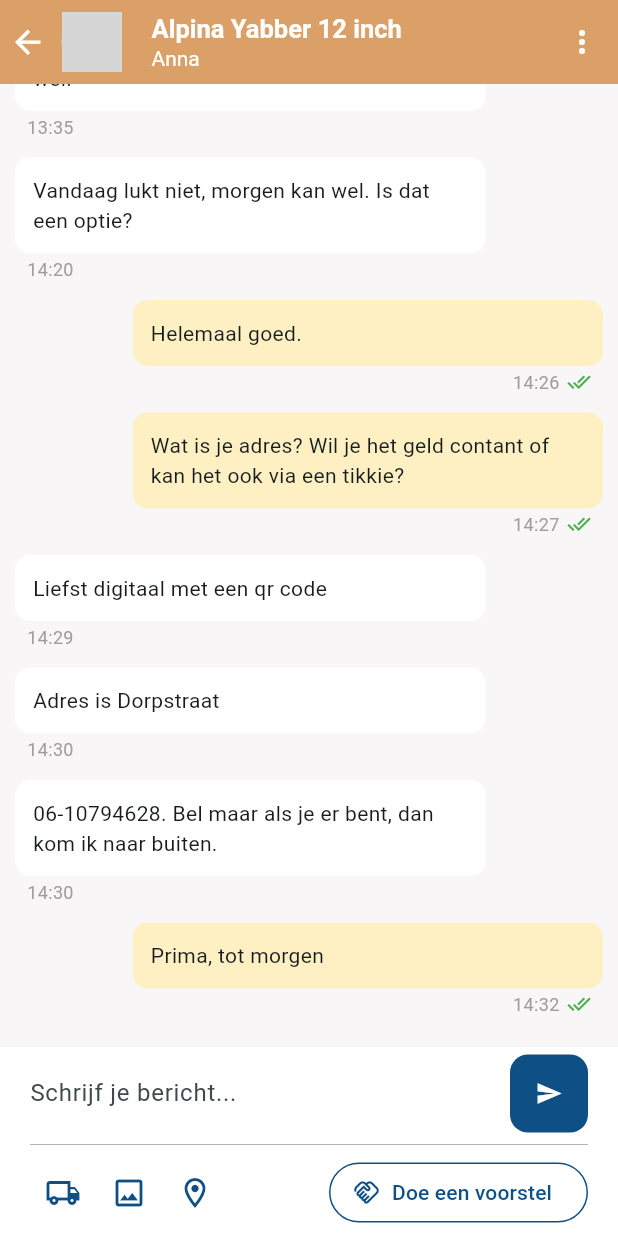
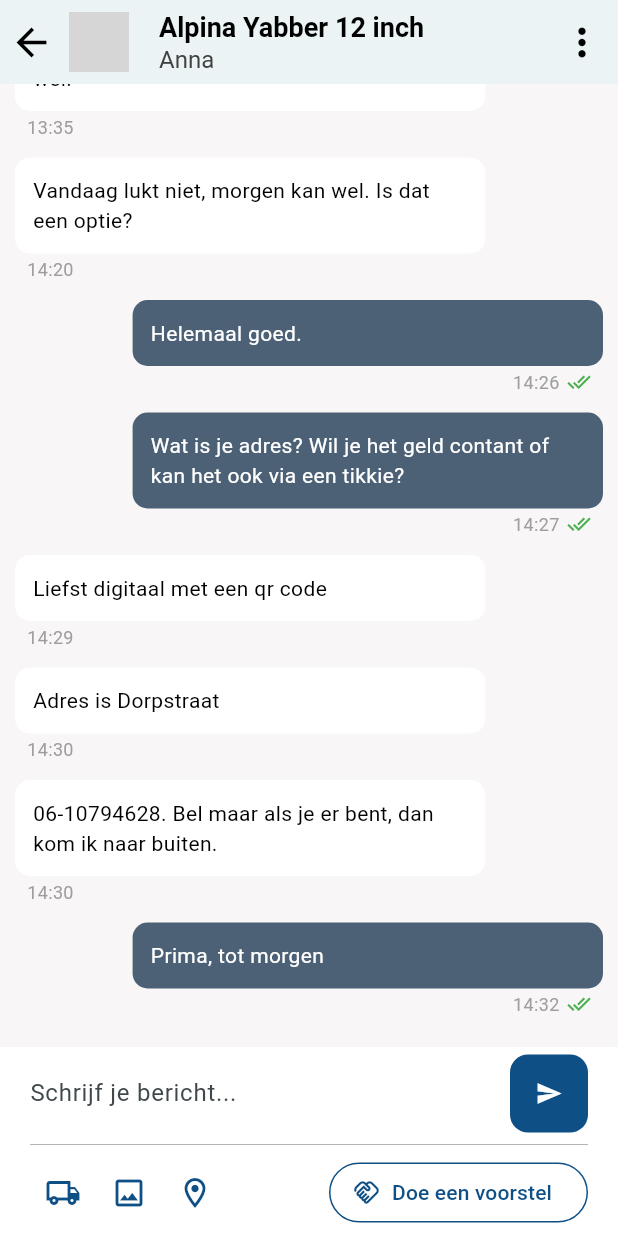
Before and after one commit to vonfoxie87/fake_mpchat, a Flutter app: the screen it shows after launch, on a phone screen of 412 x 824 dp. Run offline on Flutter 3.47's test engine with Material 3 defaults, Android fonts, the phone set to English and light mode, and no system bars; missing offline and left inert: dart:html; grey boxes are pictures that could not be loaded.

Commit message:
new style

```diff
--- a/lib/main.dart
+++ b/lib/main.dart
@@ -152,13 +152,13 @@ class _ChatScreenState extends State<ChatScreen> {
 
     return Scaffold(
       appBar: AppBar(
-        backgroundColor: const Color(0xFFEDA566),
+        backgroundColor: Colors.white,
         foregroundColor: Colors.white,
         title: Row(
           children: [
             Transform.translate(
               offset: Offset(-10, 0),
-              child: Icon(Icons.arrow_back_sharp, size: 25, color: Colors.white),
+              child: Icon(Icons.arrow_back_sharp, size: 30, color: Colors.black),
             ),
             CircleAvatar(
               backgroundImage: AssetImage('images/bike.jpg'),
@@ -169,11 +169,11 @@ class _ChatScreenState extends State<ChatScreen> {
               children: [
                 Text(
                   "Alpina Yabber 12 inch",
-                  style: TextStyle(fontSize: 17, fontWeight: FontWeight.bold),
+                  style: TextStyle(fontSize: 18, fontWeight: FontWeight.bold, color: Colors.black),
                 ),
                 Text(
                   "Anna",
-                  style: TextStyle(fontSize: 14, color: Colors.white),
+                  style: TextStyle(fontSize: 16, color: const Color.fromARGB(255, 65, 65, 65)),
                 ),
               ],
             ),
@@ -181,7 +181,7 @@ class _ChatScreenState extends State<ChatScreen> {
         ),
         actions: [
           IconButton(
-            icon: Icon(Icons.more_vert, color: Colors.white),
+            icon: Icon(Icons.more_vert, size: 30, color: Colors.black),
             onPressed: () {},
           ),
         ],
@@ -213,12 +213,12 @@ class _ChatScreenState extends State<ChatScreen> {
                             margin: EdgeInsets.symmetric(vertical: 2),
                             padding: EdgeInsets.all(12),
                             decoration: BoxDecoration(
-                              color: isMe ? const Color(0xFFFEF0C3) : const Color(0xFFFFFFFF),
+                              color: isMe ? const Color.fromARGB(255,76,97,118) : const Color(0xFFFFFFFF),
                               borderRadius: BorderRadius.circular(10),
                             ),
                             child: SelectableText(
                               messages[index]['text'],
-                              style: TextStyle(fontSize: 14),
+                              style: TextStyle(fontSize: 14, color: isMe ? Colors.white : Colors.black),
                             ),
                           ),
                         ),
```
